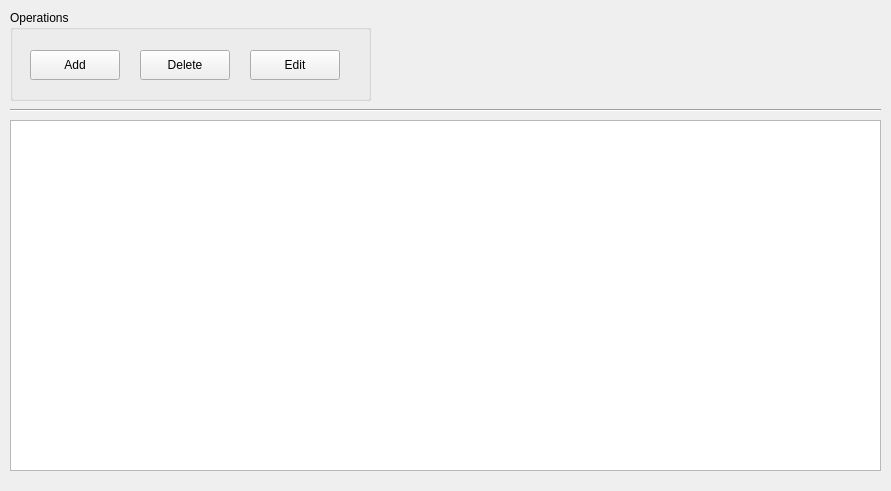
First picture: the form in Widget/ExpenseWidget.ui, repository wslowinski/QtFinance, before the edit.
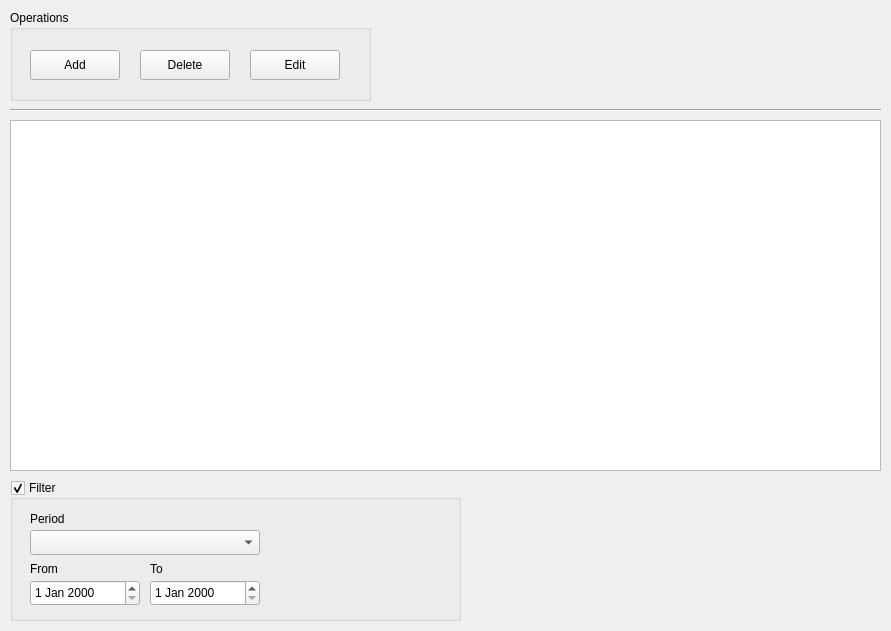
Second picture: the form after the edit. Icons and pictures are not drawn.

```diff
--- a/Widget/ExpenseWidget.ui
+++ b/Widget/ExpenseWidget.ui
@@ -7,7 +7,7 @@
     <x>0</x>
     <y>0</y>
     <width>891</width>
-    <height>491</height>
+    <height>631</height>
    </rect>
   </property>
   <property name="windowTitle">
@@ -142,6 +142,94 @@
     <enum>Qt::Horizontal</enum>
    </property>
   </widget>
+  <widget class="QGroupBox" name="gbFilter">
+   <property name="geometry">
+    <rect>
+     <x>10</x>
+     <y>480</y>
+     <width>451</width>
+     <height>141</height>
+    </rect>
+   </property>
+   <property name="title">
+    <string>Filter</string>
+   </property>
+   <property name="checkable">
+    <bool>true</bool>
+   </property>
+   <property name="checked">
+    <bool>true</bool>
+   </property>
+   <widget class="QComboBox" name="cbPeriod">
+    <property name="geometry">
+     <rect>
+      <x>20</x>
+      <y>50</y>
+      <width>230</width>
+      <height>25</height>
+     </rect>
+    </property>
+   </widget>
+   <widget class="QLabel" name="lblPeriod">
+    <property name="geometry">
+     <rect>
+      <x>20</x>
+      <y>30</y>
+      <width>67</width>
+      <height>17</height>
+     </rect>
+    </property>
+    <property name="text">
+     <string>Period</string>
+    </property>
+   </widget>
+   <widget class="QLabel" name="lblFrom">
+    <property name="geometry">
+     <rect>
+      <x>20</x>
+      <y>80</y>
+      <width>67</width>
+      <height>17</height>
+     </rect>
+    </property>
+    <property name="text">
+     <string>From</string>
+    </property>
+   </widget>
+   <widget class="QLabel" name="lblTo">
+    <property name="geometry">
+     <rect>
+      <x>140</x>
+      <y>80</y>
+      <width>67</width>
+      <height>17</height>
+     </rect>
+    </property>
+    <property name="text">
+     <string>To</string>
+    </property>
+   </widget>
+   <widget class="QDateEdit" name="dtFrom">
+    <property name="geometry">
+     <rect>
+      <x>20</x>
+      <y>100</y>
+      <width>110</width>
+      <height>26</height>
+     </rect>
+    </property>
+   </widget>
+   <widget class="QDateEdit" name="dtTo">
+    <property name="geometry">
+     <rect>
+      <x>140</x>
+      <y>100</y>
+      <width>110</width>
+      <height>26</height>
+     </rect>
+    </property>
+   </widget>
+  </widget>
  </widget>
  <resources/>
  <connections/>
```
